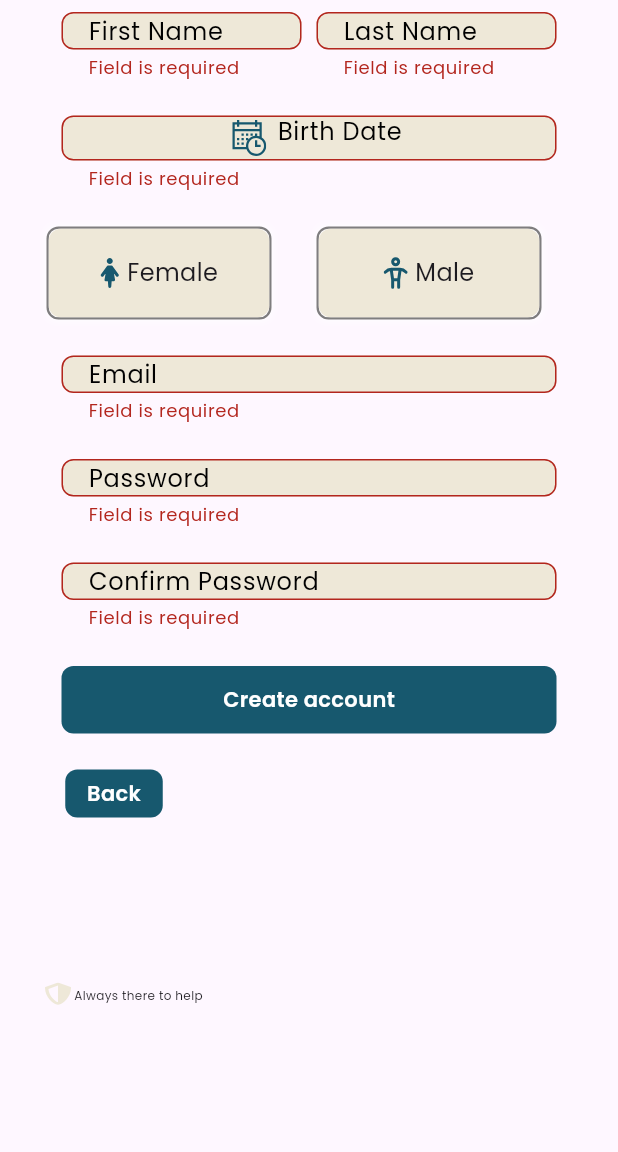
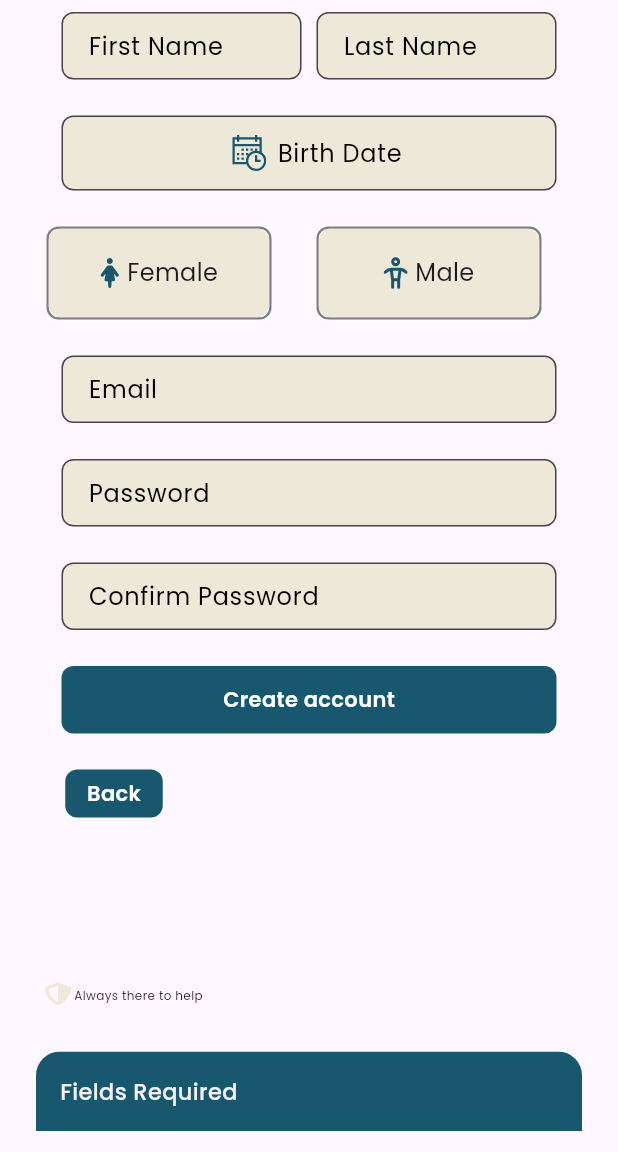
Before and after one commit to a7medbehiry/safe_return, a Flutter app: the SignUpView screen opened by its route, scrolled down 32 dp, after a tap on "Create account", on a phone screen of 412 x 824 dp, the part 84-1236 px from its top. Run offline on Flutter 3.47's test engine with Material 3 defaults, Android fonts, the phone set to English and light mode, and no system bars; drawn by our look-alikes of modal_progress_hud_nsn; our stand-ins replace animated_notch_bottom_bar, bloc, dio, email_validator, flutter_bloc, flutter_custom_clippers and 5 more.

Commit message:
refactor the code

```diff
--- /dev/null
+++ b/devtools_options.yaml
@@ -0,0 +1 @@
+extensions:
--- a/lib/Features/loginView/manager/login_cubit/login_state.dart
+++ b/lib/Features/loginView/manager/login_cubit/login_state.dart
@@ -4,9 +4,12 @@ part of 'login_cubit.dart';
 sealed class LoginState {}
 
 final class LoginInitial extends LoginState {}
+
 final class LoginLoading extends LoginState {}
+
 final class LoginSuccess extends LoginState {}
+
 final class LoginFailure extends LoginState {
-  final String errorMessage;
-  LoginFailure({required this.errorMessage});
+  final List<Map<String, dynamic>> errorMessages;
+  LoginFailure({required this.errorMessages});
 }
--- a/lib/Features/signUpView/manager/sign_up_cubit/sign_up_state.dart
+++ b/lib/Features/signUpView/manager/sign_up_cubit/sign_up_state.dart
@@ -4,9 +4,12 @@ part of 'sign_up_cubit.dart';
 sealed class SignUpState {}
 
 final class SignUpInitial extends SignUpState {}
+
 final class SignUpLoading extends SignUpState {}
+
 final class SignUpSuccess extends SignUpState {}
+
 final class SignUpFailure extends SignUpState {
-  final String errorMessage;
-  SignUpFailure({required this.errorMessage});
+  final List<Map<String, dynamic>> errorMessages;
+  SignUpFailure({required this.errorMessages});
 }
--- a/lib/Features/signUpView/presentation/views/widgets/sign_up_view_body.dart
+++ b/lib/Features/signUpView/presentation/views/widgets/sign_up_view_body.dart
@@ -6,7 +6,7 @@ import 'package:modal_progress_hud_nsn/modal_progress_hud_nsn.dart';
 import 'package:safe_return/Features/signUpView/manager/sign_up_cubit/sign_up_cubit.dart';
 import 'package:safe_return/Features/signUpView/presentation/views/widgets/custom_animated_container_activation.dart';
 import 'package:safe_return/constants.dart';
-import 'package:safe_return/core/utils/helper/custom_snack_bar.dart';
+import 'package:safe_return/core/utils/functions/custom_snack_bar.dart';
 import 'package:safe_return/core/utils/styles.dart';
 import 'package:safe_return/core/utils/widgets/custom_text_form_field.dart';
 import '../../../../../core/utils/widgets/custom_button.dart';
@@ -41,7 +41,10 @@ class _SignUpViewBodyState extends State<SignUpViewBody> {
           SnackBarManager.showSnackBar(context, 'Please, verify your email');
           isLoading = false;
         } else if (state is SignUpFailure) {
-          SnackBarManager.showSnackBar(context, state.errorMessage);
+          for (var errorMessage in state.errorMessages) {
+            SnackBarManager.showSnackBar(
+                context, errorMessage['message'].toString());
+          }
           isLoading = false;
         }
       },
@@ -50,8 +53,10 @@ class _SignUpViewBodyState extends State<SignUpViewBody> {
           width: double.infinity,
           height: 800,
           child: ModalProgressHUD(
-            progressIndicator: const CircularProgressIndicator(
-              color: kPrimaryColor,
+            progressIndicator: const Center(
+              child: CircularProgressIndicator(
+                color: kPrimaryColor,
+              ),
             ),
             inAsyncCall: isLoading,
             child: Form(
@@ -145,25 +150,59 @@ class _SignUpViewBodyState extends State<SignUpViewBody> {
                   CustomButton(
                     onTap: () async {
                       if (formKey.currentState!.validate()) {
-                        if (fName!.length < 2) {
+                        if (fName == null &&
+                            lName == null &&
+                            dob == null &&
+                            gender == null &&
+                            email == null &&
+                            password == null &&
+                            confirmPassword == null) {
+                          SnackBarManager.showSnackBar(
+                              context, 'Fields Required');
+                          return;
+                        } else if (fName == null) {
+                          SnackBarManager.showSnackBar(
+                              context, 'First Name Field Required');
+                          return;
+                        } else if (fName!.length < 2) {
                           SnackBarManager.showSnackBar(
                               context, 'First Name length must be at least 2');
+                          return;
+                        } else if (lName == null) {
+                          SnackBarManager.showSnackBar(
+                              context, 'Last Name Field Required');
                           return;
                         } else if (lName!.length < 2) {
                           SnackBarManager.showSnackBar(
                               context, 'Last Name length must be at least 2');
                           return;
+                        } else if (dob == null) {
+                          SnackBarManager.showSnackBar(
+                              context, 'Birth Date Field Required');
+                          return;
                         } else if (gender == null) {
                           SnackBarManager.showSnackBar(
                               context, 'Gender is required');
+                          return;
+                        } else if (email == null) {
+                          SnackBarManager.showSnackBar(
+                              context, 'Email Field Required');
                           return;
                         } else if (EmailValidator.validate(email!) == false) {
                           SnackBarManager.showSnackBar(
                               context, 'In-Valid Email');
                           return;
+                        } else if (password == null) {
+                          SnackBarManager.showSnackBar(
+                              context, 'Password Field Required');
+                          return;
                         } else if (password!.length < 5) {
                           SnackBarManager.showSnackBar(
                               context, 'Password length must be at least 5');
+                          return;
+                        } else if (confirmPassword == null) {
+                          SnackBarManager.showSnackBar(
+                              context, 'Confirm Password Field Required');
                           return;
                         } else if (confirmPassword != password) {
                           SnackBarManager.showSnackBar(
--- a/lib/core/utils/widgets/custom_text_form_field.dart
+++ b/lib/core/utils/widgets/custom_text_form_field.dart
@@ -17,7 +17,8 @@ class CustomTextFormField extends StatefulWidget {
     this.readOnly = false,
     this.keyboardType,
     this.maxLines = 1,
-    this.label, this.onSaved,
+    this.label,
+    this.onSaved, this.validator,
   });
   final String? hintText;
   final Widget? prefixIcon;
@@ -26,6 +27,7 @@ class CustomTextFormField extends StatefulWidget {
   final Color fillColor;
   final void Function(String)? onChanged;
   final void Function(String?)? onSaved;
+  final String? Function(String?)? validator;
   final void Function()? onTap;
   final TextEditingController? controller;
   final bool readOnly;
@@ -68,13 +70,7 @@ class _CustomTextFormFieldState extends State<CustomTextFormField> {
       width: widget.width,
       height: widget.height,
       child: TextFormField(
-        validator: (value) {
-        if (value?.isEmpty ?? true) {
-          return 'Field is required';
-        } else {
-          return null;
-        }
-      },
+        validator: widget.validator,
         focusNode: _focusNode,
         cursorColor: kPrimaryColor,
         maxLines: widget.maxLines,
```
Also changed, not shown: lib/Features/loginView/manager/login_cubit/login_cubit.dart (+7 -1 lines), lib/Features/loginView/presentation/views/widgets/custom_top_part.dart (+20 -4 lines), lib/Features/signUpView/manager/sign_up_cubit/sign_up_cubit.dart (+7 -1 lines), lib/core/utils/functions/custom_snack_bar.dart (renamed from lib/core/utils/helper/custom_snack_bar.dart, +41 -0 lines).
